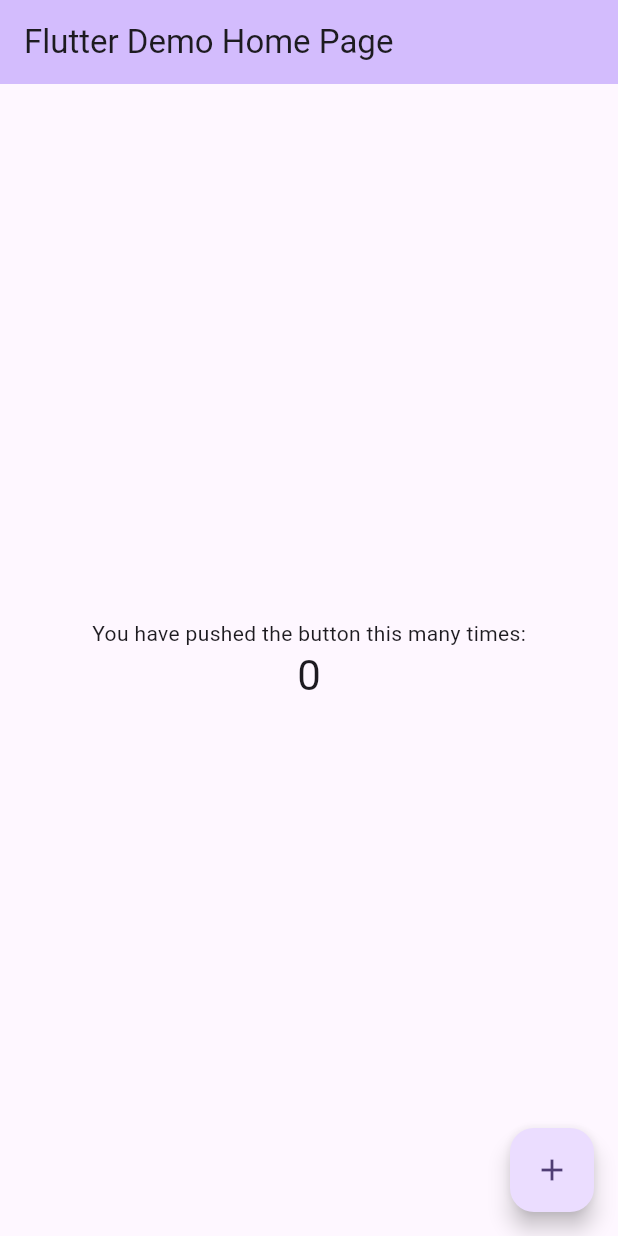
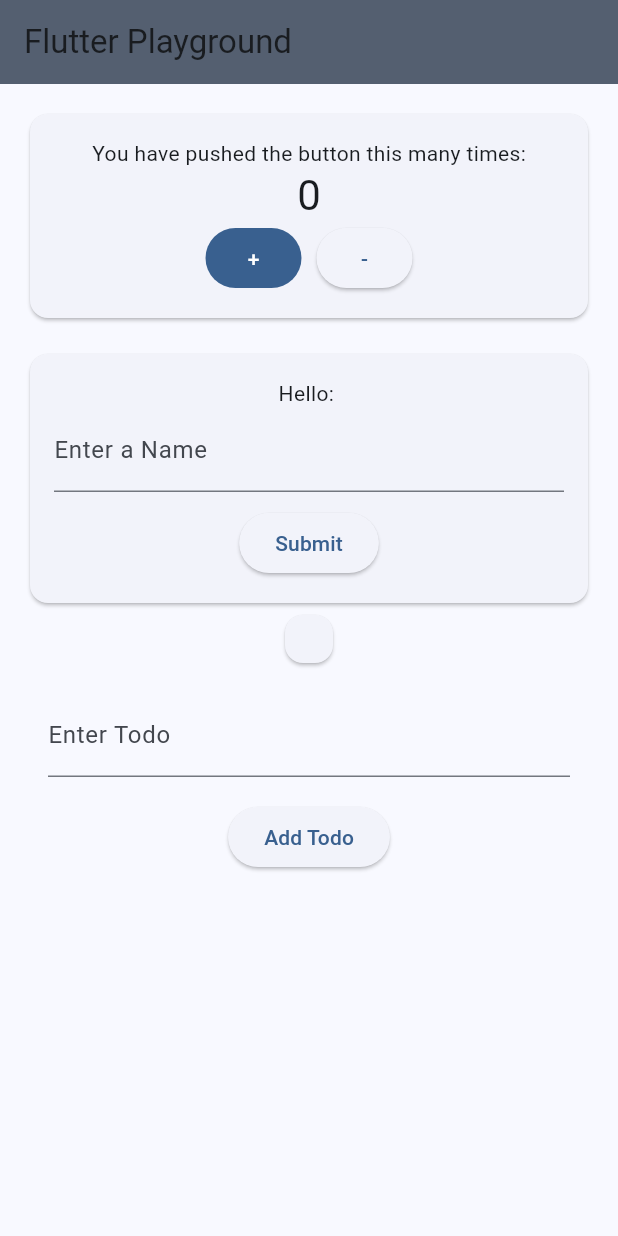
Before and after one commit to grahamjantz/flutter_playground, a Flutter app: the screen it shows after launch, on a phone screen of 412 x 824 dp. Run offline on Flutter 3.47's test engine with Material 3 defaults, Android fonts, the phone set to English and light mode, and no system bars.

Commit message:
made progess

```diff
--- a/lib/main.dart
+++ b/lib/main.dart
@@ -1,4 +1,7 @@
 import 'package:flutter/material.dart';
+import 'package:flutter_playground/widgets/todo_widget.dart';
+import './widgets/counter_widget.dart';
+import './widgets/greeting_widget.dart';
 
 void main() {
   runApp(const MyApp());
@@ -11,42 +14,19 @@ class MyApp extends StatelessWidget {
   @override
   Widget build(BuildContext context) {
     return MaterialApp(
-      title: 'Flutter Demo',
+      title: 'Flutter Playground',
       theme: ThemeData(
-        // This is the theme of your application.
-        //
-        // TRY THIS: Try running your application with "flutter run". You'll see
-        // the application has a purple toolbar. Then, without quitting the app,
-        // try changing the seedColor in the colorScheme below to Colors.green
-        // and then invoke "hot reload" (save your changes or press the "hot
-        // reload" button in a Flutter-supported IDE, or press "r" if you used
-        // the command line to start the app).
-        //
-        // Notice that the counter didn't reset back to zero; the application
-        // state is not lost during the reload. To reset the state, use hot
-        // restart instead.
-        //
-        // This works for code too, not just values: Most code changes can be
-        // tested with just a hot reload.
-        colorScheme: ColorScheme.fromSeed(seedColor: Colors.deepPurple),
+        colorScheme: ColorScheme.fromSeed(
+            seedColor: const Color.fromARGB(255, 40, 145, 243)),
         useMaterial3: true,
       ),
-      home: const MyHomePage(title: 'Flutter Demo Home Page'),
+      home: const MyHomePage(title: 'Flutter Playground'),
     );
   }
 }
 
 class MyHomePage extends StatefulWidget {
   const MyHomePage({super.key, required this.title});
-
-  // This widget is the home page of your application. It is stateful, meaning
-  // that it has a State object (defined below) that contains fields that affect
-  // how it looks.
-
-  // This class is the configuration for the state. It holds the values (in this
-  // case the title) provided by the parent (in this case the App widget) and
-  // used by the build method of the State. Fields in a Widget subclass are
-  // always marked "final".
 
   final String title;
 
@@ -56,70 +36,67 @@ class MyHomePage extends StatefulWidget {
 
 class _MyHomePageState extends State<MyHomePage> {
   int _counter = 0;
+  List<String> todos = [];
 
   void _incrementCounter() {
     setState(() {
-      // This call to setState tells the Flutter framework that something has
-      // changed in this State, which causes it to rerun the build method below
-      // so that the display can reflect the updated values. If we changed
-      // _counter without calling setState(), then the build method would not be
-      // called again, and so nothing would appear to happen.
       _counter++;
+    });
+  }
+
+  void _decrementCounter() {
+    setState(() {
+      _counter--;
+    });
+  }
+
+  void _enterName(name) {
+    setState(() {});
+  }
+
+  void _addTodo(String todo) {
+    setState(() {
+      todos.add(todo);
     });
   }
 
   @override
   Widget build(BuildContext context) {
-    // This method is rerun every time setState is called, for instance as done
-    // by the _incrementCounter method above.
-    //
-    // The Flutter framework has been optimized to make rerunning build methods
-    // fast, so that you can just rebuild anything that needs updating rather
-    // than having to individually change instances of widgets.
     return Scaffold(
         appBar: AppBar(
-        // TRY THIS: Try changing the color here to a specific color (to
-        // Colors.amber, perhaps?) and trigger a hot reload to see the AppBar
-        // change color while the other colors stay the same.
-        backgroundColor: Theme.of(context).colorScheme.inversePrimary,
-        // Here we take the value from the MyHomePage object that was created by
-        // the App.build method, and use it to set our appbar title.
+          backgroundColor: Theme.of(context).colorScheme.secondary,
           title: Text(widget.title),
         ),
-      body: Center(
-        // Center is a layout widget. It takes a single child and positions it
-        // in the middle of the parent.
+        body: SingleChildScrollView(
+            child: Center(
+                child: Padding(
+                    padding: const EdgeInsets.all(16.0),
                     child: Column(
-          // Column is also a layout widget. It takes a list of children and
-          // arranges them vertically. By default, it sizes itself to fit its
-          // children horizontally, and tries to be as tall as its parent.
-          //
-          // Column has various properties to control how it sizes itself and
-          // how it positions its children. Here we use mainAxisAlignment to
-          // center the children vertically; the main axis here is the vertical
-          // axis because Columns are vertical (the cross axis would be
-          // horizontal).
-          //
-          // TRY THIS: Invoke "debug painting" (choose the "Toggle Debug Paint"
-          // action in the IDE, or press "p" in the console), to see the
-          // wireframe for each widget.
-          mainAxisAlignment: MainAxisAlignment.center,
-          children: <Widget>[
-            const Text(
-              'You have pushed the button this many times:',
+                      children: [
+                        Counter(
+                          counter: _counter,
+                          increment: _incrementCounter,
+                          decrement: _decrementCounter,
                         ),
-            Text(
-              '$_counter',
-              style: Theme.of(context).textTheme.headlineMedium,
+                        const SizedBox(height: 16.0),
+                        Greeting(
+                          onNameSubmitted: (name) {
+                            _enterName(name);
+                          },
                         ),
+                        Card(
+                            child: Padding(
+                                padding: const EdgeInsets.all(16.0),
+                                child: Column(
+                                  children: todos.map((todo) {
+                                    return Text(todo);
+                                  }).toList(),
+                                ))),
+                        Todo(
+                          onTodoAdded: _addTodo,
+                        ),
+                        // This trailing comma makes auto-formatting nicer for build methods.
                       ],
-        ),
-      ),
-      floatingActionButton: FloatingActionButton(
-        onPressed: _incrementCounter,
-        tooltip: 'Increment',
-        child: const Icon(Icons.add),
-      ), // This trailing comma makes auto-formatting nicer for build methods.
-    );
+                    )))));
   }
 }
--- /dev/null
+++ b/lib/widgets/counter_widget.dart
@@ -0,0 +1,43 @@
+import 'package:flutter/material.dart';
+
+class Counter extends StatelessWidget {
+  const Counter({
+    super.key,
+    required int counter,
+    required this.increment,
+    required this.decrement,
+  }) : _counter = counter;
+
+  final int _counter;
+  final void Function() increment;
+  final void Function() decrement;
+
+  @override
+  Widget build(BuildContext context) {
+    return Card(
+        child: Padding(
+            padding: const EdgeInsets.all(16.0),
+            child: Column(
+              mainAxisAlignment: MainAxisAlignment.center,
+              children: <Widget>[
+                const Text(
+                  'You have pushed the button this many times:',
+                ),
+                Text(
+                  '$_counter',
+                  style: Theme.of(context).textTheme.headlineMedium,
+                ),
+                Row(
+                  mainAxisAlignment: MainAxisAlignment.center,
+                  children: [
+                    FilledButton(onPressed: increment, child: const Text("+")),
+                    const SizedBox(
+                      width: 10,
+                    ),
+                    ElevatedButton(onPressed: decrement, child: const Text("-"))
+                  ],
+                )
+              ],
+            )));
+  }
+}
--- /dev/null
+++ b/lib/widgets/greeting_widget.dart
@@ -0,0 +1,63 @@
+import 'package:flutter/material.dart';
+
+class Greeting extends StatefulWidget {
+  const Greeting({
+    Key? key,
+    required this.onNameSubmitted,
+    // required this.name,
+    // required this.onNameChanged,
+  }) : super(key: key);
+
+  // final String name;
+  // final void Function(String) onNameChanged;
+  final void Function(String) onNameSubmitted;
+
+  @override
+  State<Greeting> createState() => _GreetingState();
+}
+
+class _GreetingState extends State<Greeting> {
+  late String _name;
+  final TextEditingController _nameController = TextEditingController();
+
+  @override
+  void initState() {
+    super.initState();
+    _name = '';
+  }
+
+  @override
+  void dispose() {
+    _nameController.dispose();
+    super.dispose();
+  }
+
+  @override
+  Widget build(BuildContext context) {
+    return Center(
+        child: Card(
+            child: Padding(
+                padding: const EdgeInsets.all(16.0),
+                child: Column(
+                  children: <Widget>[
+                    Text('Hello: $_name'),
+                    TextField(
+                      controller: _nameController,
+                      decoration:
+                          const InputDecoration(labelText: 'Enter a Name'),
+                    ),
+                    const SizedBox(height: 10),
+                    ElevatedButton(
+                      onPressed: () {
+                        setState(() {
+                          _name = _nameController.text;
+                          widget.onNameSubmitted(_name);
+                          _nameController.text = '';
+                        });
+                      },
+                      child: const Text('Submit'),
+                    )
+                  ],
+                ))));
+  }
+}
--- /dev/null
+++ b/lib/widgets/todo_widget.dart
@@ -0,0 +1,77 @@
+import 'package:flutter/material.dart';
+
+class Todo extends StatelessWidget {
+  final void Function(String) onTodoAdded;
+
+  const Todo({required this.onTodoAdded});
+
+  @override
+  Widget build(BuildContext context) {
+    final TextEditingController _textController = TextEditingController();
+
+    return Padding(
+        padding: const EdgeInsets.all(16.0),
+        child: Column(
+          mainAxisAlignment: MainAxisAlignment.center,
+          children: [
+            TextField(
+              controller: _textController,
+              decoration: const InputDecoration(labelText: "Enter Todo"),
+            ),
+            const SizedBox(height: 16.0),
+            ElevatedButton(
+                onPressed: () {
+                  String enteredText = _textController.text;
+                  onTodoAdded(enteredText);
+                  _textController.clear();
+                },
+                child: const Text('Add Todo'))
+          ],
+        ));
+  }
+}
+
+// class Todo extends StatefulWidget {
+//   const Todo({super.key});
+
+//   @override
+//   _TodoState createState() => _TodoState();
+// }
+
+// class _TodoState extends State<Todo> {
+//   final TextEditingController _textController = TextEditingController();
+//   String _text = '';
+
+//   @override
+//   void dispose() {
+//     _textController.dispose();
+//     super.dispose();
+//   }
+
+//   void _updateText(String value) {
+//     setState(() {
+//       _text = value;
+//     });
+//   }
+
+//   @override
+//   Widget build(BuildContext context) {
+//     return Padding(
+//         padding: const EdgeInsets.all(16.0),
+//         child: Column(mainAxisAlignment: MainAxisAlignment.center, children: [
+//           TextField(
+//             controller: _textController,
+//             decoration: const InputDecoration(labelText: 'Enter text'),
+//             onChanged: _updateText,
+//           ),
+//           const SizedBox(height: 16.0),
+//           ElevatedButton(
+//             onPressed: () {
+//               String enteredText = _textController.text;
+//               print('Entered Text: $_text');
+//             },
+//             child: const Text('Submit'),
+//           )
+//         ]));
+//   }
+// }
```
Lines whose indentation alone changed are shown as unchanged.
